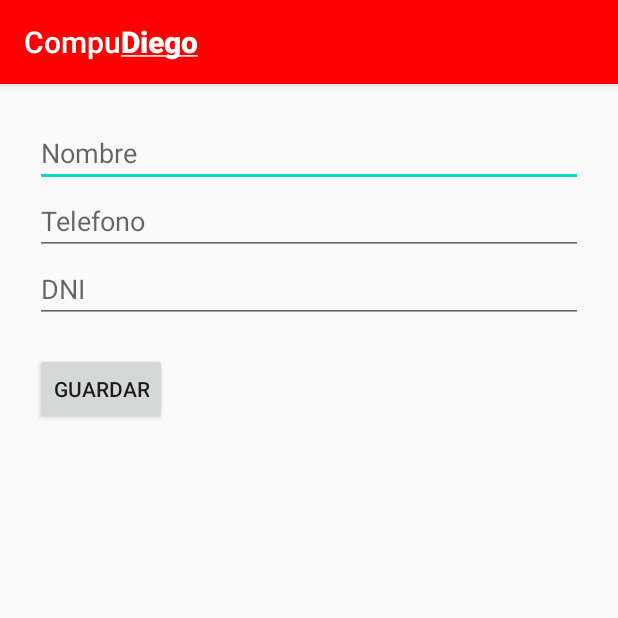
After one commit to compudiego/AdministracionCompudiego, an Android app: the Cliente screen opened directly, with no data from a screen before it, on a phone screen of 412 x 824 dp, the top half of it. The commit adds this screen. Run offline under Robolectric (Android 15) with nearby library versions, the phone set to English and light mode, and no system bars; our stand-ins replace Firebase (no records; nobody signed in at launch, a user with empty details on screens opened directly); libraries missing offline, so code that uses them is left out: dmax.dialog; 1 statement that could not run was skipped.

Commit message:
seccion clientes nuevos

```diff
--- a/app/src/main/AndroidManifest.xml
+++ b/app/src/main/AndroidManifest.xml
@@ -28,6 +28,7 @@
         <activity android:name="Presupuestos"></activity>
         <activity android:name="Total"></activity>
         <activity android:name="Ventas"></activity>
+        <activity android:name=".Cliente"></activity>
 
     </application>
 
--- /dev/null
+++ b/app/src/main/java/com/example/administracioncompudiego/Cliente.java
@@ -0,0 +1,108 @@
+package com.example.administracioncompudiego;
+
+import android.app.AlertDialog;
+import android.content.DialogInterface;
+import android.content.Intent;
+import android.os.Bundle;
+import android.util.Log;
+import android.view.View;
+import android.widget.Button;
+import android.widget.EditText;
+import android.widget.Toast;
+
+import androidx.annotation.NonNull;
+import androidx.annotation.Nullable;
+import androidx.appcompat.app.AppCompatActivity;
+
+import com.google.android.gms.tasks.OnFailureListener;
+import com.google.android.gms.tasks.OnSuccessListener;
+import com.google.firebase.firestore.FirebaseFirestore;
+
+import java.util.HashMap;
+import java.util.Map;
+
+import dmax.dialog.SpotsDialog;
+
+public class Cliente extends AppCompatActivity {
+    EditText nameT, phoneT, dniT;
+    String name, phone, dni;
+    Button guardar;
+    AlertDialog mDialog;
+    FirebaseFirestore db;
+
+
+
+
+
+
+
+    @Override
+    protected void onCreate(@Nullable Bundle savedInstanceState) {
+        super.onCreate(savedInstanceState);
+        setContentView(R.layout.activity_nuevo_cliente);
+
+        db = FirebaseFirestore.getInstance();
+        nameT = (EditText)findViewById(R.id.name);
+        phoneT = (EditText)findViewById(R.id.phone);
+        dniT = (EditText)findViewById(R.id.dniCliente);
+        mDialog = new SpotsDialog.Builder().setContext(Cliente.this).setMessage("Registrando Cliente").setCancelable(false).build();
+        guardar = (Button)findViewById(R.id.guardar);
+
+        guardar.setOnClickListener(new View.OnClickListener() {
+            @Override
+            public void onClick(View v) {
+
+
+                name = nameT.getText().toString();
+                phone = phoneT.getText().toString();
+                dni = dniT.getText().toString();
+
+                if (name.isEmpty()) {
+                    Toast.makeText(getApplicationContext(), "Debe ingresar un nombre", Toast.LENGTH_SHORT).show();
+
+                } else if (dni.isEmpty()) {
+                    Toast.makeText(getApplicationContext(), "Debe ingresar un DNI", Toast.LENGTH_SHORT).show();
+                }
+                else {
+                    mDialog.show();
+                    Map<String, Object> map = new HashMap<>();
+                    map.put("Nombre", name);
+                    map.put("telefono", phone);
+                    map.put("dni", dni);
+
+                    db.collection("Clientes").document(dni).set(map)
+                            .addOnSuccessListener(new OnSuccessListener<Void>() {
+                                @Override
+                                public void onSuccess(Void aVoid) {
+                                    Log.d("TAG", "DocumentSnapshot successfully written!");
+                                    mDialog.dismiss();
+
+                                    AlertDialog alertDialog = new AlertDialog.Builder(Cliente.this).create();
+                                    alertDialog.setTitle("NuevO Cliente");
+                                    alertDialog.setMessage("Cliente Registrado con el DNI: " + dni);
+                                    alertDialog.setButton(AlertDialog.BUTTON_NEUTRAL, "OK",
+                                            new DialogInterface.OnClickListener() {
+                                                public void onClick(DialogInterface dialog, int which) {
+                                                    Intent intent1 = new Intent(getApplicationContext(), MainActivity.class);
+                                                    startActivityForResult(intent1, 1);
+                                                    dialog.dismiss();
+                                                }
+                                            });
+                                    alertDialog.show();
+                                }
+                            })
+                            .addOnFailureListener(new OnFailureListener() {
+                                @Override
+                                public void onFailure(@NonNull Exception e) {
+                                    mDialog.dismiss();
+                                    Toast.makeText(getApplicationContext(), "Error", Toast.LENGTH_SHORT).show();
+                                    Log.w("TAG", "Error writing document", e);
+                                }
+                            });
+            }
+            }
+        });
+
+
+    }
+}
--- a/app/src/main/java/com/example/administracioncompudiego/NuevoPresupuesto.java
+++ b/app/src/main/java/com/example/administracioncompudiego/NuevoPresupuesto.java
@@ -109,7 +109,7 @@ public class NuevoPresupuesto extends AppCompatActivity {
                 map.put("fechaRetiro", fechaRetiro);
                 map.put("garantia",garantia);
                 map.put("Codigo de garantia", codGarantia);
-                map.put("Ganancia", ganancia);
+
 
                 final Map<String, Object> map3 = new HashMap<>();
                 map3.put("num", ganancia);
--- /dev/null
+++ b/app/src/main/res/layout/activity_nuevo_cliente.xml
@@ -0,0 +1,54 @@
+<?xml version="1.0" encoding="utf-8"?>
+<androidx.constraintlayout.widget.ConstraintLayout
+    xmlns:android="http://schemas.android.com/apk/res/android"
+    xmlns:app="http://schemas.android.com/apk/res-auto"
+    xmlns:tools="http://schemas.android.com/tools"
+    android:padding="13dp"
+    android:layout_width="match_parent"
+    android:layout_height="match_parent">
+
+    <ScrollView
+        android:layout_width="match_parent"
+        android:layout_height="wrap_content"
+        tools:ignore="MissingConstraints">
+
+        <LinearLayout
+            android:layout_width="match_parent"
+            android:layout_height="wrap_content"
+            android:orientation="vertical"
+            android:padding="10dp">
+
+            <EditText
+                android:id="@+id/name"
+                android:layout_width="match_parent"
+                android:layout_height="wrap_content"
+                android:ems="10"
+                android:hint="Nombre"
+                 />
+
+            <EditText
+                android:id="@+id/phone"
+                android:layout_width="match_parent"
+                android:layout_height="wrap_content"
+                android:ems="10"
+                android:hint="Telefono"
+                android:inputType="number"/>
+
+            <EditText
+                android:id="@+id/dniCliente"
+                android:layout_width="match_parent"
+                android:layout_height="wrap_content"
+                android:ems="10"
+                android:hint="DNI"
+                android:inputType="number"/>
+
+            <Button
+                android:id="@+id/guardar"
+                android:layout_width="wrap_content"
+                android:layout_height="wrap_content"
+                android:layout_marginTop="20dp"
+                android:layout_weight="1"
+                android:text="Guardar"/>
+        </LinearLayout>
+    </ScrollView>
+</androidx.constraintlayout.widget.ConstraintLayout>
```
Also changed, not shown: app/src/main/java/com/example/administracioncompudiego/MainActivity.java (+10 -1 lines), app/src/main/res/layout/activity_main.xml (+9 -0 lines).
